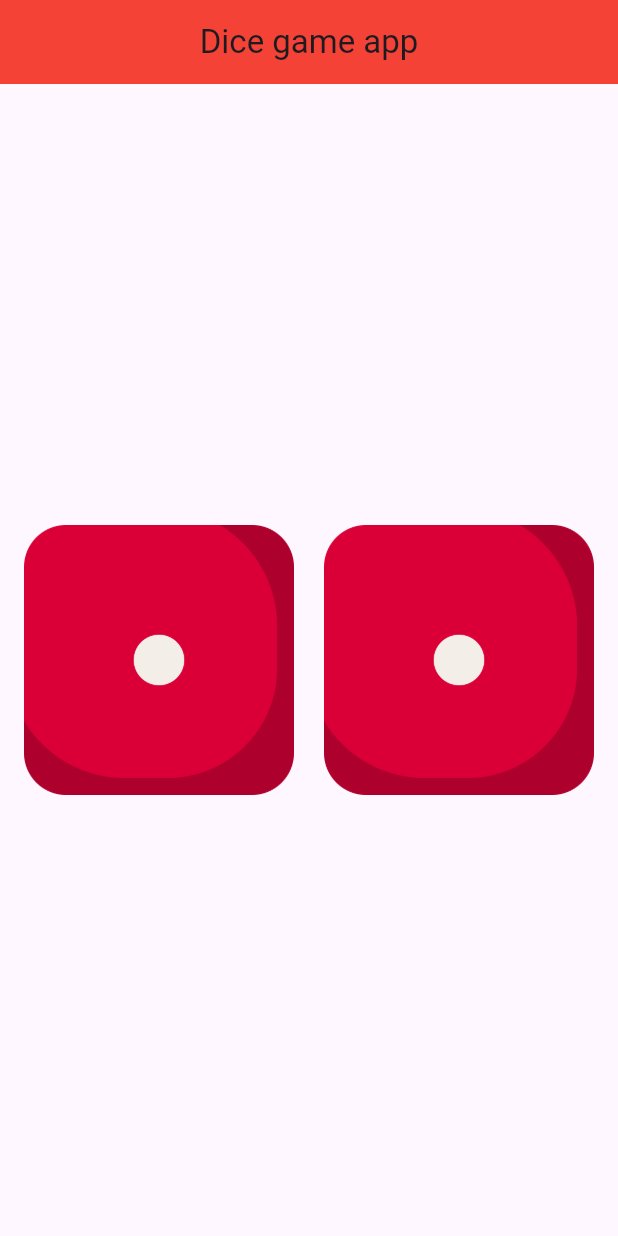
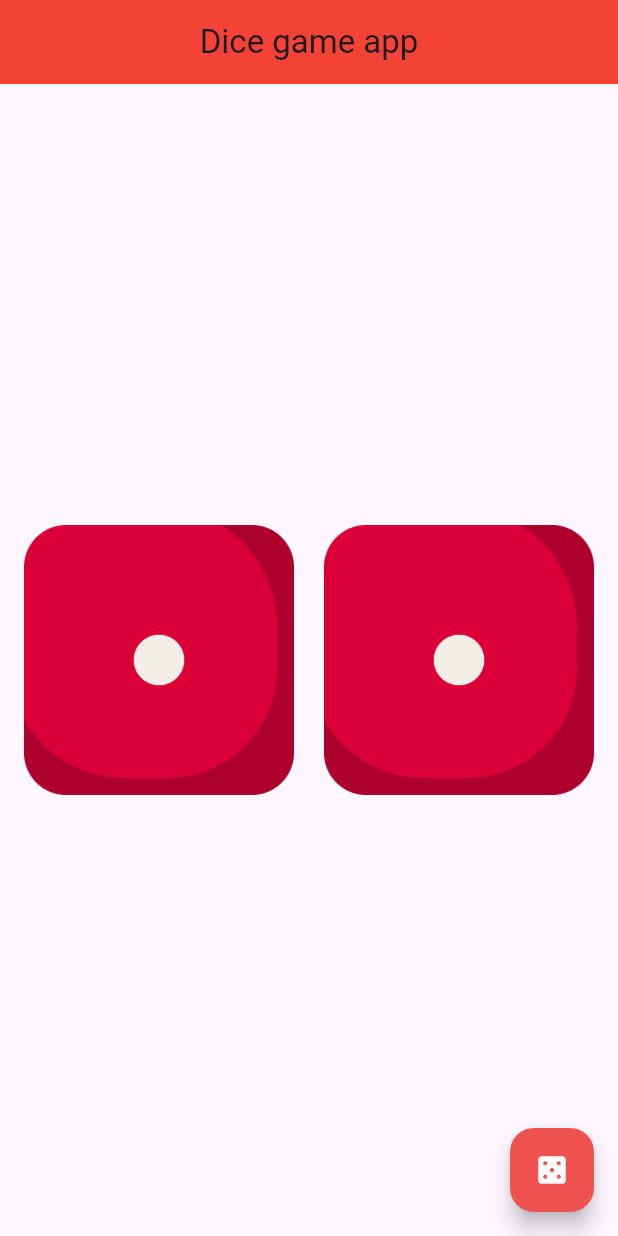
Before and after one commit to se05503/flutter-study, a Flutter app: the screen it shows after launch, on a phone screen of 412 x 824 dp. Run offline on Flutter 3.47's test engine with Material 3 defaults, Android fonts, the phone set to English and light mode, and no system bars; our stand-ins replace audioplayers, lottie.

Commit message:
design: FAB 추가 - FAB 탭 시 주사위 굴리기

```diff
--- a/dice_game/lib/dice.dart
+++ b/dice_game/lib/dice.dart
@@ -66,6 +66,11 @@ class _DiceState extends State<Dice> {
           ),
         ),
       ),
+      floatingActionButton: FloatingActionButton(
+        onPressed: rollingDice,
+        backgroundColor: Colors.red[400],
+        child: Icon(Icons.casino, color: Colors.white),
+      ),
     );
   }
 }
```
